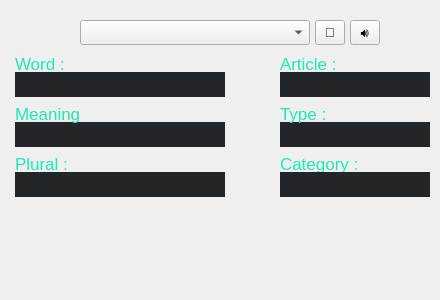
This is GUI/main-gui-file.ui in zizo-pro/Language-Master as Qt 5 draws it before an edit. The edited form follows.
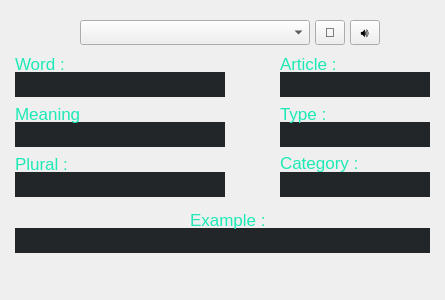
This is the edited form.

Commit message: added the example label and text box to give and example to the word in the gui

Patch:
```diff
--- a/GUI/main-gui-file.ui
+++ b/GUI/main-gui-file.ui
@@ -6,7 +6,7 @@
    <rect>
     <x>0</x>
     <y>0</y>
-    <width>440</width>
+    <width>445</width>
     <height>300</height>
    </rect>
   </property>
@@ -347,7 +347,7 @@
    <property name="geometry">
     <rect>
      <x>280</x>
-     <y>154</y>
+     <y>153</y>
      <width>81</width>
      <height>20</height>
     </rect>
@@ -397,6 +397,60 @@
     <number>0</number>
    </property>
   </widget>
+  <widget class="QLabel" name="example_DB">
+   <property name="geometry">
+    <rect>
+     <x>15</x>
+     <y>228</y>
+     <width>415</width>
+     <height>25</height>
+    </rect>
+   </property>
+   <property name="styleSheet">
+    <string notr="true">/*padding-left : 8px;*/
+color:white;
+background-color: rgb(35, 38, 41);
+font-size: 12pt;</string>
+   </property>
+   <property name="text">
+    <string/>
+   </property>
+   <property name="alignment">
+    <set>Qt::AlignCenter</set>
+   </property>
+   <property name="margin">
+    <number>0</number>
+   </property>
+  </widget>
+  <widget class="QLabel" name="example_LB">
+   <property name="geometry">
+    <rect>
+     <x>190</x>
+     <y>210</y>
+     <width>81</width>
+     <height>20</height>
+    </rect>
+   </property>
+   <property name="font">
+    <font>
+     <family>MS Shell Dlg 2</family>
+     <pointsize>13</pointsize>
+     <weight>50</weight>
+     <italic>false</italic>
+     <bold>false</bold>
+    </font>
+   </property>
+   <property name="styleSheet">
+    <string notr="true">color: rgb(29, 233, 182);
+font: 13pt &quot;MS Shell Dlg 2&quot;;</string>
+   </property>
+   <property name="text">
+    <string>Example :</string>
+   </property>
+   <property name="alignment">
+    <set>Qt::AlignLeading|Qt::AlignLeft|Qt::AlignVCenter</set>
+   </property>
+  </widget>
   <zorder>comboBox</zorder>
   <zorder>search_BT</zorder>
   <zorder>word_DB</zorder>
```
Left out of the diff: 2 changed lines with no effect on the pictures.
